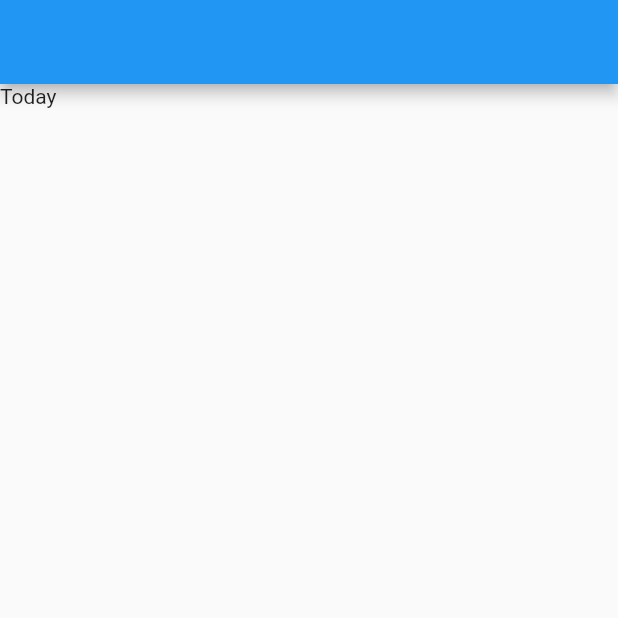
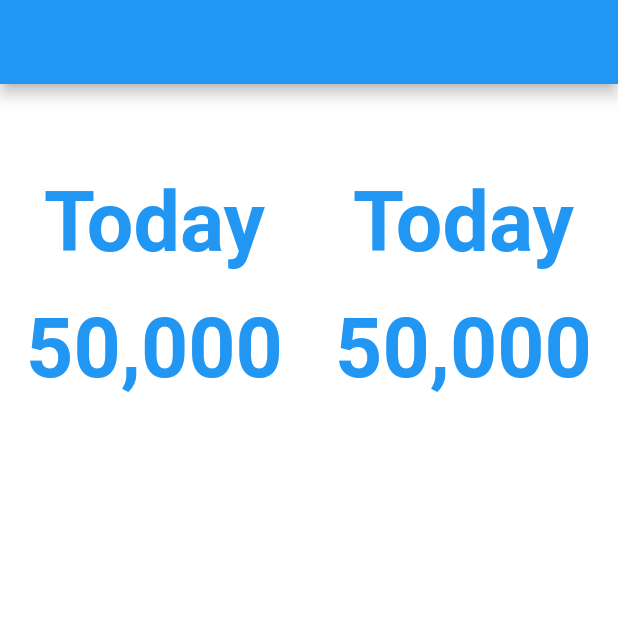
Before and after one commit to yechannam/AccountBook, a Flutter app: the screen it shows after launch, on a phone screen of 412 x 824 dp, the top half of it. Run offline on Flutter 3.47's test engine with Material 2 defaults, Android fonts, the phone set to English and light mode, and no system bars.

Commit message:
Update main screen

```diff
--- a/lib/screen/home.dart
+++ b/lib/screen/home.dart
@@ -12,20 +12,65 @@ class _HomeScreenState extends State<HomeScreen> {
   Widget build(BuildContext context) {
     return SafeArea(
       child: Scaffold(
+        backgroundColor: const Color.fromARGB(255, 255, 255, 255),
         appBar: AppBar(),
         body: Column(
           children: [
+            const SizedBox(
+              height: 60,
+            ),
             Row(
               children: const [],
             ),
             Row(
+              mainAxisAlignment: MainAxisAlignment.spaceAround,
               children: [
                 Column(
                   children: const [
-                    Text('Today'),
+                    Text(
+                      'Today',
+                      style: TextStyle(
+                        fontSize: 55,
+                        fontWeight: FontWeight.bold,
+                        color: Colors.blue,
+                      ),
+                    ),
+                    SizedBox(
+                      height: 20,
+                    ),
+                    Text(
+                      '50,000',
+                      style: TextStyle(
+                        fontSize: 55,
+                        fontWeight: FontWeight.bold,
+                        color: Colors.blue,
+                      ),
+                    )
                   ],
                 ),
-                //row + 1 (month)
+                Column(
+                  children: const [
+                    Text(
+                      'Today',
+                      style: TextStyle(
+                        fontSize: 55,
+                        fontWeight: FontWeight.bold,
+                        color: Colors.blue,
+                      ),
+                    ),
+                    SizedBox(
+                      height: 20,
+                    ),
+                    Text(
+                      '50,000',
+                      style: TextStyle(
+                        fontSize: 55,
+                        fontWeight: FontWeight.bold,
+                        color: Colors.blue,
+                      ),
+                    )
+                  ],
+                ),
               ],
             ),
             //list box
```
